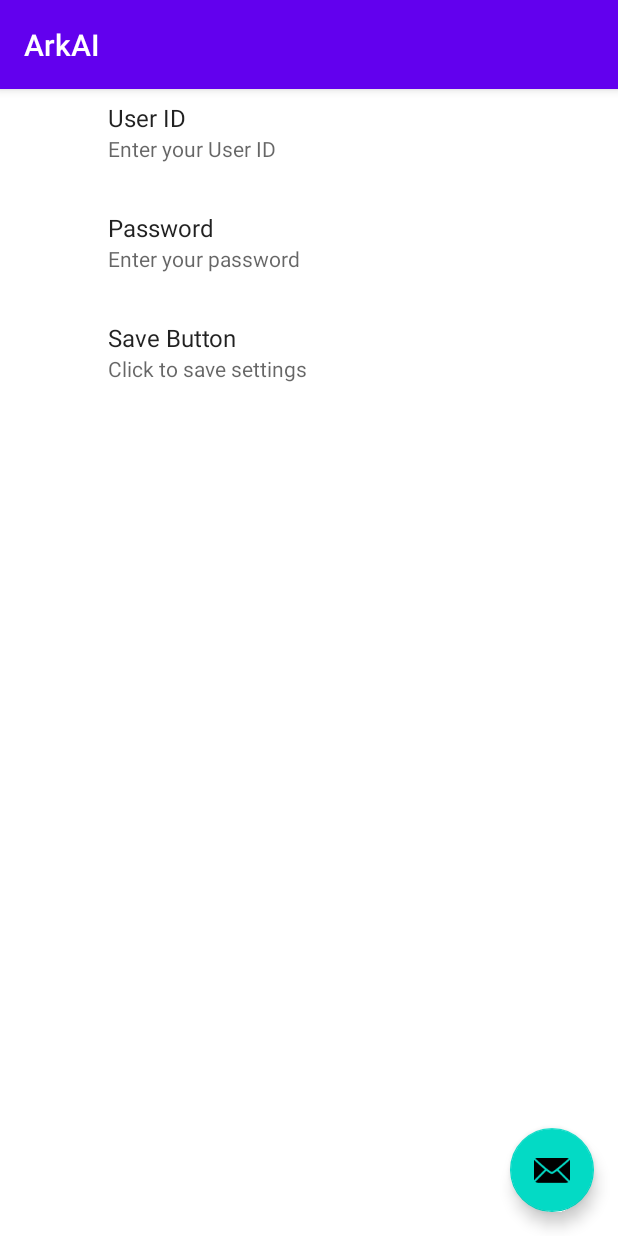
After one commit to ghdolsen/ArkAI, an Android app: the fragment MySettingsFragment placed in its activity, on a phone screen of 412 x 824 dp. The commit adds this screen. Run offline under Robolectric (Android 15) with nearby library versions, the phone set to English and light mode, and no system bars; our stand-ins replace androidx.preference.

Commit message:
Added settings activity Updated versions for dependencies Fixed all warnings

```diff
--- /dev/null
+++ b/app/src/main/java/com/ghdolsen/arkai/prefs/MySettingsFragment.java
@@ -0,0 +1,14 @@
+package com.ghdolsen.arkai.prefs;
+
+import android.os.Bundle;
+
+import androidx.preference.PreferenceFragmentCompat;
+
+import com.ghdolsen.arkai.R;
+
+public class MySettingsFragment extends PreferenceFragmentCompat {
+    @Override
+    public void onCreatePreferences(Bundle savedInstanceState, String rootKey) {
+        setPreferencesFromResource(R.xml.mysetting_preferences, rootKey);
+    }
+}
--- a/app/src/main/res/layout/activity_main.xml
+++ b/app/src/main/res/layout/activity_main.xml
@@ -21,11 +21,12 @@
             android:text="@string/app_name"
             android:textAppearance="@style/TextAppearance.Widget.AppCompat.Toolbar.Title" />
 
-        <com.google.android.material.tabs.TabLayout
-            android:id="@+id/tabs"
-            android:layout_width="match_parent"
-            android:layout_height="wrap_content" />
     </com.google.android.material.appbar.AppBarLayout>
+
+    <FrameLayout
+        android:id="@+id/fragment_container"
+        android:layout_width="match_parent"
+        android:layout_height="match_parent">
 
     <androidx.viewpager.widget.ViewPager
         android:id="@+id/view_pager"
@@ -40,5 +41,9 @@
         android:layout_gravity="bottom|end"
         android:layout_marginEnd="@dimen/fab_margin"
         android:layout_marginBottom="16dp"
+        android:contentDescription="@string/fab_button_desc"
         app:srcCompat="@android:drawable/ic_dialog_email" />
+
+    </FrameLayout>
+
 </androidx.coordinatorlayout.widget.CoordinatorLayout>
--- a/app/src/main/res/values/strings.xml
+++ b/app/src/main/res/values/strings.xml
@@ -1,5 +1,5 @@
 <resources>
     <string name="app_name">ArkAI</string>
-    <string name="tab_text_1">Tab 1</string>
-    <string name="tab_text_2">Tab 2</string>
+    <string name="save_button_text">Save</string>
+    <string name="fab_button_desc">fab</string>
 </resources>
--- /dev/null
+++ b/app/src/main/res/xml/mysetting_preferences.xml
@@ -0,0 +1,27 @@
+<PreferenceScreen xmlns:android="http://schemas.android.com/apk/res/android"
+    android:title="Settings">
+
+    <PreferenceCategory
+        android:title="General Settings">
+
+    <EditTextPreference
+        android:key="user_id"
+        android:title="User ID"
+        android:summary="Enter your User ID"
+        android:defaultValue=""/>
+
+        <EditTextPreference
+            android:key="user_password"
+            android:title="Password"
+            android:summary="Enter your password"
+            android:inputType="textPassword" />
+
+        <Preference
+            android:key="save_button"
+            android:summary="Click to save settings"
+            android:title="Save Button"
+            android:widgetLayout="@layout/save_button_layout" />
+
+    </PreferenceCategory>
+
+</PreferenceScreen>
```
Also changed, not shown: app/build.gradle (+18 -7 lines), app/src/main/AndroidManifest.xml (+5 -2 lines), app/src/main/java/com/ghdolsen/arkai/MainActivity.java (+16 -24 lines), app/src/main/java/com/ghdolsen/arkai/ui/main/PageViewModel.java (+5 -8 lines), app/src/main/java/com/ghdolsen/arkai/ui/main/SectionsPagerAdapter.java (deleted, +0 -46 lines), app/src/main/res/layout/save_button_layout.xml (added, +39 -0 lines), app/src/main/res/drawable/save_button_background.png (added).
